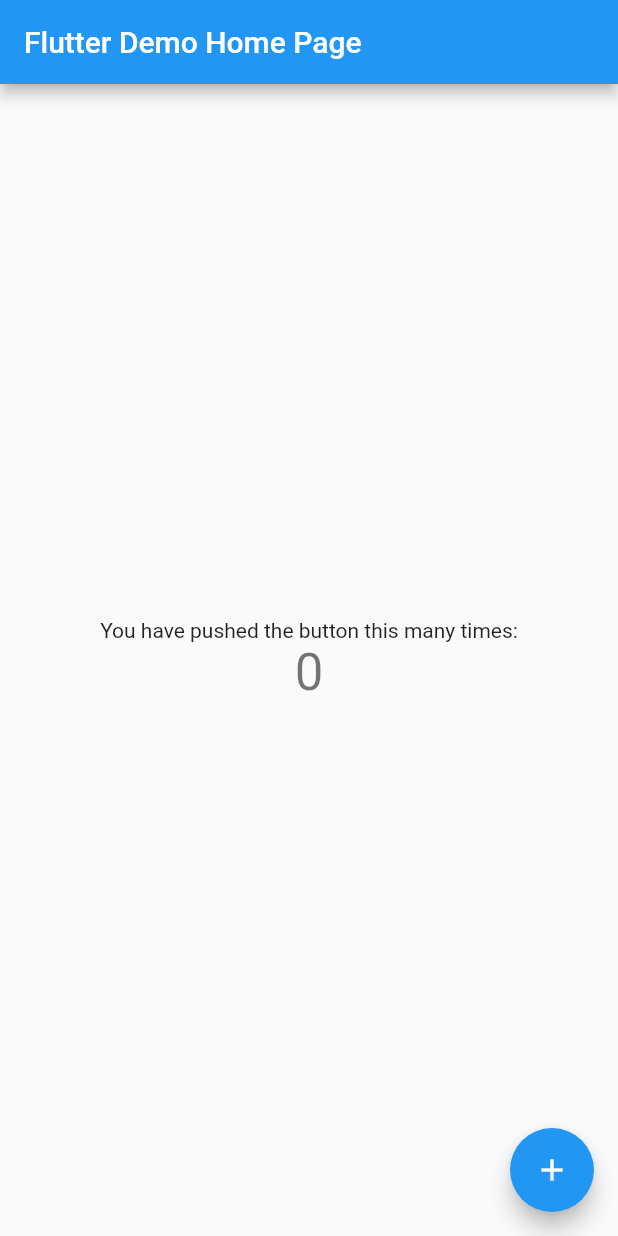
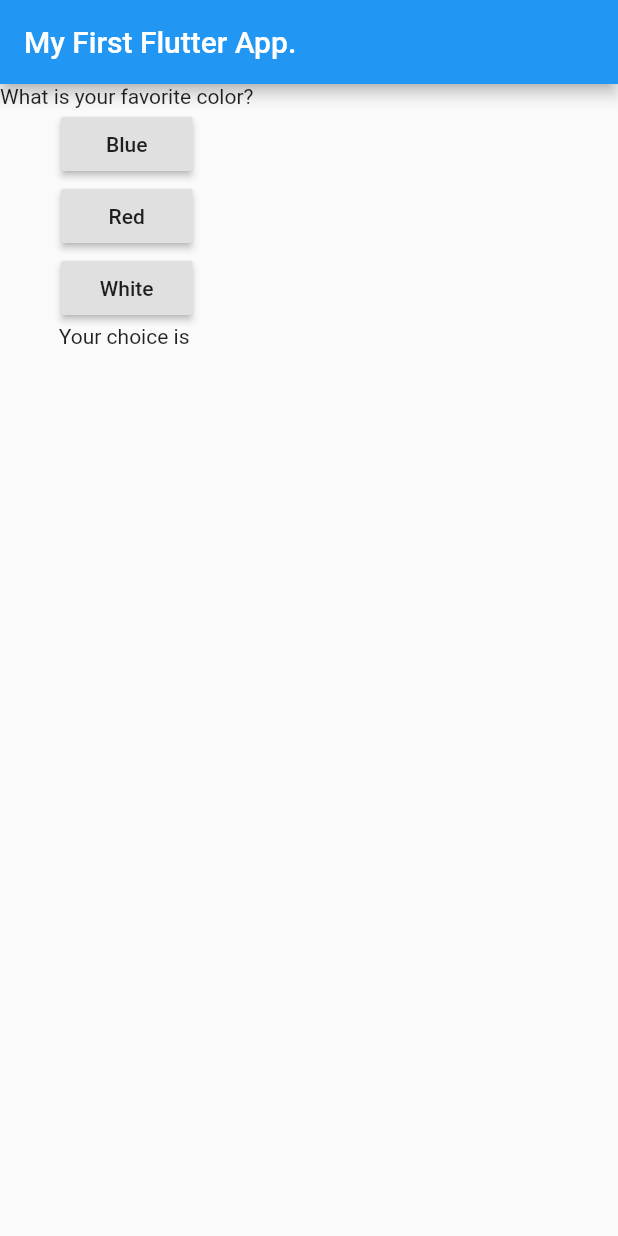
Before and after one commit to HenryHeng91/flutter-learning, a Flutter app: the screen it shows after launch, on a phone screen of 412 x 824 dp. Run offline on Flutter 3.47's test engine with Material 2 defaults, Android fonts, the phone set to English and light mode, and no system bars.

Commit message:
add sample screen

```diff
--- a/lib/main.dart
+++ b/lib/main.dart
@@ -1,111 +1,14 @@
+import 'package:flutter/cupertino.dart';
 import 'package:flutter/material.dart';
+import 'package:norton_classroom_mobile/screen/homepage.dart';
 
-void main() => runApp(MyApp());
+void main() {
+  runApp(MyApp());
+}
 
 class MyApp extends StatelessWidget {
-  // This widget is the root of your application.
   @override
   Widget build(BuildContext context) {
-    return MaterialApp(
-      title: 'Flutter Demo',
-      theme: ThemeData(
-        // This is the theme of your application.
-        //
-        // Try running your application with "flutter run". You'll see the
-        // application has a blue toolbar. Then, without quitting the app, try
-        // changing the primarySwatch below to Colors.green and then invoke
-        // "hot reload" (press "r" in the console where you ran "flutter run",
-        // or simply save your changes to "hot reload" in a Flutter IDE).
-        // Notice that the counter didn't reset back to zero; the application
-        // is not restarted.
-        primarySwatch: Colors.blue,
-      ),
-      home: MyHomePage(title: 'Flutter Demo Home Page'),
-    );
+    return MaterialApp(title: "My Demo App", home: MyHomePage());
   }
 }
-
-class MyHomePage extends StatefulWidget {
-  MyHomePage({Key key, this.title}) : super(key: key);
-
-  // This widget is the home page of your application. It is stateful, meaning
-  // that it has a State object (defined below) that contains fields that affect
-  // how it looks.
-
-  // This class is the configuration for the state. It holds the values (in this
-  // case the title) provided by the parent (in this case the App widget) and
-  // used by the build method of the State. Fields in a Widget subclass are
-  // always marked "final".
-
-  final String title;
-
-  @override
-  _MyHomePageState createState() => _MyHomePageState();
-}
-
-class _MyHomePageState extends State<MyHomePage> {
-  int _counter = 0;
-
-  void _incrementCounter() {
-    setState(() {
-      // This call to setState tells the Flutter framework that something has
-      // changed in this State, which causes it to rerun the build method below
-      // so that the display can reflect the updated values. If we changed
-      // _counter without calling setState(), then the build method would not be
-      // called again, and so nothing would appear to happen.
-      _counter++;
-    });
-  }
-
-  @override
-  Widget build(BuildContext context) {
-    // This method is rerun every time setState is called, for instance as done
-    // by the _incrementCounter method above.
-    //
-    // The Flutter framework has been optimized to make rerunning build methods
-    // fast, so that you can just rebuild anything that needs updating rather
-    // than having to individually change instances of widgets.
-    return Scaffold(
-      appBar: AppBar(
-        // Here we take the value from the MyHomePage object that was created by
-        // the App.build method, and use it to set our appbar title.
-        title: Text(widget.title),
-      ),
-      body: Center(
-        // Center is a layout widget. It takes a single child and positions it
-        // in the middle of the parent.
-        child: Column(
-          // Column is also layout widget. It takes a list of children and
-          // arranges them vertically. By default, it sizes itself to fit its
-          // children horizontally, and tries to be as tall as its parent.
-          //
-          // Invoke "debug painting" (press "p" in the console, choose the
-          // "Toggle Debug Paint" action from the Flutter Inspector in Android
-          // Studio, or the "Toggle Debug Paint" command in Visual Studio Code)
-          // to see the wireframe for each widget.
-          //
-          // Column has various properties to control how it sizes itself and
-          // how it positions its children. Here we use mainAxisAlignment to
-          // center the children vertically; the main axis here is the vertical
-          // axis because Columns are vertical (the cross axis would be
-          // horizontal).
-          mainAxisAlignment: MainAxisAlignment.center,
-          children: <Widget>[
-            Text(
-              'You have pushed the button this many times:',
-            ),
-            Text(
-              '$_counter',
-              style: Theme.of(context).textTheme.display1,
-            ),
-          ],
-        ),
-      ),
-      floatingActionButton: FloatingActionButton(
-        onPressed: _incrementCounter,
-        tooltip: 'Increment',
-        child: Icon(Icons.add),
-      ), // This trailing comma makes auto-formatting nicer for build methods.
-    );
-  }
-}
--- /dev/null
+++ b/lib/screen/homepage.dart
@@ -0,0 +1,38 @@
+
+import 'package:flutter/material.dart';
+
+class MyHomePage extends StatefulWidget {
+  @override
+  _MyHomePageState createState() => _MyHomePageState();
+}
+
+class _MyHomePageState extends State<MyHomePage> {
+  String result = 'Your choice is ';
+
+  void chooseColor(String color){
+    setState(() {
+      result = 'Your choice is ' + color;
+    });
+  }
+
+  @override
+  Widget build(BuildContext context) {
+    // TODO: implement build
+    return Scaffold(
+      appBar: AppBar(
+        title: Text('My First Flutter App.'),
+      ),
+      body: Column(children: <Widget>[
+        Column(children: <Widget>[
+          Text('What is your favorite color?',),
+          RaisedButton(child: Text('Blue'), onPressed: () => this.chooseColor('Blue'),),
+          RaisedButton(child: Text('Red'), onPressed: () => this.chooseColor('Red'),),
+          RaisedButton(child: Text('White'), onPressed: () => this.chooseColor('White'),),
+        ],),
+        Column(children: <Widget>[
+          Text(this.result),
+        ],)
+      ]),
+    );
+  }
+}
```
